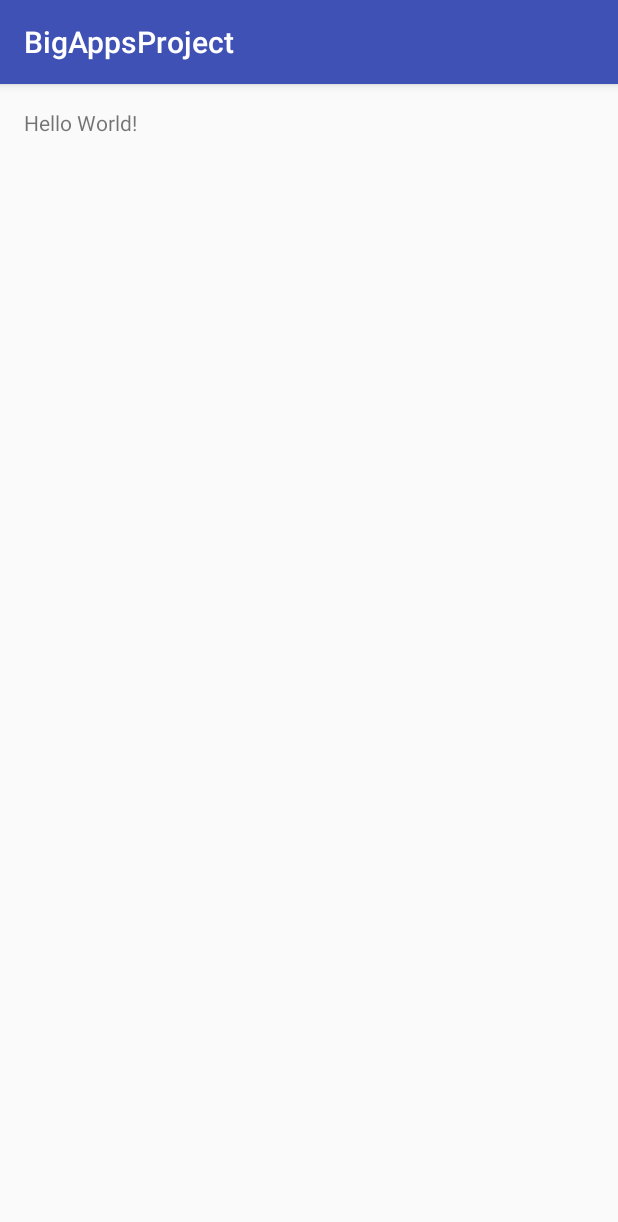
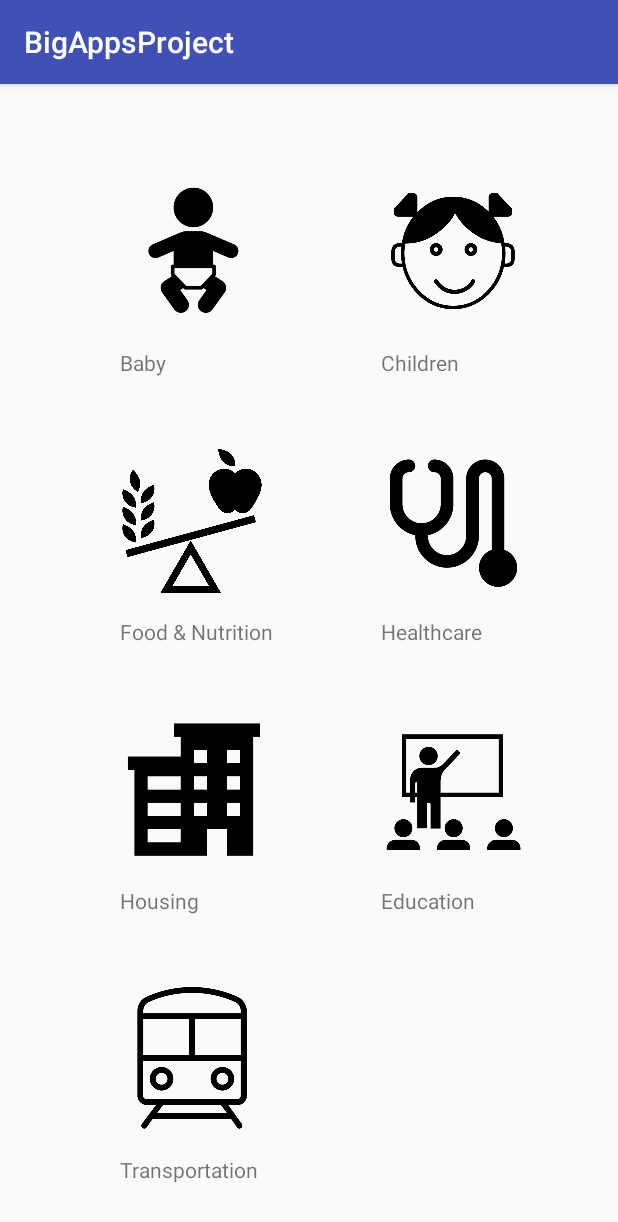
Before and after one commit to sderekj/Big-Apps-Project, an Android app: the screen it shows after launch (MainActivity), on a phone screen of 412 x 824 dp. Shown: the top 1222 px of the screen. Run offline under Robolectric (Android 15) with nearby library versions, the phone set to English and light mode, and no system bars; our stand-ins replace Picasso.

Commit message:
RecyclerView setup

```diff
--- a/app/build.gradle
+++ b/app/build.gradle
@@ -26,4 +26,8 @@ dependencies {
     })
     compile 'com.android.support:appcompat-v7:25.1.0'
     testCompile 'junit:junit:4.12'
+    compile 'com.android.support:recyclerview-v7:25.0.0'
+    compile 'com.squareup.picasso:picasso:2.5.2'
+    compile 'jp.wasabeef:picasso-transformations:2.1.0'
+
 }
--- a/app/src/main/java/nyc/c4q/dereksantos/bigappsproject/MainActivity.java
+++ b/app/src/main/java/nyc/c4q/dereksantos/bigappsproject/MainActivity.java
@@ -2,12 +2,21 @@ package nyc.c4q.dereksantos.bigappsproject;
 
 import android.support.v7.app.AppCompatActivity;
 import android.os.Bundle;
+import android.support.v7.widget.GridLayoutManager;
+import android.support.v7.widget.RecyclerView;
 
 public class MainActivity extends AppCompatActivity {
+
+    private RecyclerView iconRv;
+
 
     @Override
     protected void onCreate(Bundle savedInstanceState) {
         super.onCreate(savedInstanceState);
         setContentView(R.layout.activity_main);
+
+        iconRv = (RecyclerView) findViewById(R.id.icon_rv);
+        iconRv.setLayoutManager(new GridLayoutManager(this,2));
+        iconRv.setAdapter(new QuestionIconAdapter());
     }
 }
--- /dev/null
+++ b/app/src/main/java/nyc/c4q/dereksantos/bigappsproject/QuestionIconAdapter.java
@@ -0,0 +1,76 @@
+package nyc.c4q.dereksantos.bigappsproject;
+
+import android.support.v7.widget.RecyclerView;
+import android.view.ViewGroup;
+
+import java.util.Arrays;
+import java.util.List;
+
+import nyc.c4q.dereksantos.bigappsproject.model.QuestionIcon;
+
+/**
+ * Created by akashaarcher on 1/28/17.
+ */
+
+public class QuestionIconAdapter extends RecyclerView.Adapter  {
+
+    private List<QuestionIcon> icons = Arrays.asList(
+            new QuestionIcon(R.drawable.baby, "Baby"),
+            new QuestionIcon(R.drawable.child, "Children"),
+            new QuestionIcon(R.drawable.food, "Food & Nutrition"),
+            new QuestionIcon(R.drawable.healthcare, "Healthcare"),
+            new QuestionIcon(R.drawable.housing, "Housing"),
+            new QuestionIcon(R.drawable.school, "Education"),
+            new QuestionIcon(R.drawable.transport, "Transportation")
+    );
+
+
+    @Override
+    public RecyclerView.ViewHolder onCreateViewHolder(ViewGroup parent, int viewType) {
+        return new QuestionIconViewHolder(parent);
+    }
+
+
+
+    @Override
+    public void onBindViewHolder(RecyclerView.ViewHolder holder, int position) {
+        QuestionIconViewHolder iconViewHolder = (QuestionIconViewHolder) holder;
+        QuestionIcon iconList = icons.get(position);
+        iconViewHolder.bind(iconList);
+    }
+
+//    private View.OnClickListener buildThumbnailClickListener(Picture thumbnail) {
+//        if (thumbnail != null) {
+//            return navigateToThumbnailViewListener(thumbnail.getDesignerName());
+//        }
+//        return defaultClickListener();
+//    }
+//
+//    private View.OnClickListener navigateToThumbnailViewListener(final String designerName) {
+//        return new View.OnClickListener(){
+//            @Override
+//            public void onClick (View view) {
+//                Intent intent = new Intent(view.getContext(), DetailsTab.class);
+//                intent.putExtra(DetailView.COSTUME_NAME, designerName);
+//                view.getContext().startActivity(intent);
+//            }
+//        };
+//    }
+//
+//    private View.OnClickListener defaultClickListener() {
+//        return new View.OnClickListener() {
+//            @Override
+//            public void onClick(View view) {
+//                // Do Nothing
+//            }
+//        };
+//    }
+
+    @Override
+    public int getItemCount() {
+        return icons.size();
+    }
+
+
+
+}
--- /dev/null
+++ b/app/src/main/java/nyc/c4q/dereksantos/bigappsproject/QuestionIconViewHolder.java
@@ -0,0 +1,52 @@
+package nyc.c4q.dereksantos.bigappsproject;
+
+import android.support.v7.widget.RecyclerView;
+import android.view.LayoutInflater;
+import android.view.View;
+import android.view.ViewGroup;
+import android.widget.ImageView;
+import android.widget.TextView;
+
+import com.squareup.picasso.Picasso;
+
+import nyc.c4q.dereksantos.bigappsproject.model.QuestionIcon;
+
+/**
+ * Created by akashaarcher on 1/28/17.
+ */
+
+public class QuestionIconViewHolder extends RecyclerView.ViewHolder {
+
+    private final View view;
+    private final ImageView iconPic;
+    private final TextView iconName;
+
+
+    public QuestionIconViewHolder(ViewGroup parent) {
+        super(inflateView(parent));
+        view = itemView;
+        iconPic = (ImageView) view.findViewById(R.id.icon_img);
+        iconName = (TextView) view.findViewById(R.id.icon_label);
+    }
+
+    private static View inflateView(ViewGroup parent) {
+        LayoutInflater inflater = LayoutInflater.from(parent.getContext());
+        return inflater.inflate(R.layout.icon_layout, parent, false);
+    }
+
+    public void bind(QuestionIcon icon) {
+        iconName.setText(icon.getTitle());
+        Integer resource = icon.getImageResource();
+        Picasso.with(view.getContext())
+                .load(resource)
+                .resize(96, 96)
+                .into(iconPic);
+    }
+
+//
+//    public void setOnClickListener(View.OnClickListener clickListener) {
+//        view.setOnClickListener(clickListener);
+//    }
+
+
+}
--- /dev/null
+++ b/app/src/main/java/nyc/c4q/dereksantos/bigappsproject/model/QuestionIcon.java
@@ -0,0 +1,43 @@
+package nyc.c4q.dereksantos.bigappsproject.model;
+
+import android.support.annotation.DrawableRes;
+
+/**
+ * Created by akashaarcher on 1/28/17.
+ */
+
+public class QuestionIcon {
+
+    private Integer icon;
+    private String title;
+
+    public QuestionIcon(@DrawableRes Integer resource, String title) {
+        this.icon = resource;
+        this.title = title;
+    }
+
+    public Integer getImageResource() {
+        return icon;
+    }
+
+    public void setImageResource(Integer icon) {
+        this.icon = icon;
+    }
+
+
+    public Integer getIcon() {
+        return icon;
+    }
+
+    public void setIcon(Integer icon) {
+        this.icon = icon;
+    }
+
+    public String getTitle() {
+        return title;
+    }
+
+    public void setTitle(String title) {
+        this.title = title;
+    }
+}
--- a/app/src/main/res/layout/activity_main.xml
+++ b/app/src/main/res/layout/activity_main.xml
@@ -10,8 +10,10 @@
     android:paddingTop="@dimen/activity_vertical_margin"
     tools:context="nyc.c4q.dereksantos.bigappsproject.MainActivity">
 
-    <TextView
-        android:layout_width="wrap_content"
-        android:layout_height="wrap_content"
-        android:text="Hello World!" />
+    <android.support.v7.widget.RecyclerView
+        android:padding="@dimen/activity_horizontal_margin"
+        android:id="@+id/icon_rv"
+        android:layout_width="match_parent"
+        android:layout_height="wrap_content" />
+
 </RelativeLayout>
--- /dev/null
+++ b/app/src/main/res/layout/icon_layout.xml
@@ -0,0 +1,25 @@
+<?xml version="1.0" encoding="utf-8"?>
+<RelativeLayout xmlns:android="http://schemas.android.com/apk/res/android"
+    android:layout_width="match_parent" android:layout_height="match_parent"
+    android:padding="@dimen/activity_vertical_margin">
+
+
+    <ImageView
+        android:id="@+id/icon_img"
+        android:layout_width="96dp"
+        android:layout_height="96dp"
+        android:src="@drawable/food"
+        android:layout_marginLeft="@dimen/large_margin"
+        android:layout_marginTop="@dimen/activity_vertical_margin"/>
+
+    <TextView
+        android:id="@+id/icon_label"
+        android:layout_width="wrap_content"
+        android:layout_height="wrap_content"
+        android:paddingTop="@dimen/activity_vertical_margin"
+        android:text="icon name"
+        android:layout_below="@id/icon_img"
+        android:layout_marginLeft="@dimen/large_margin"
+        android:textSize="14dp"/>
+
+</RelativeLayout>
--- a/app/src/main/res/values/dimens.xml
+++ b/app/src/main/res/values/dimens.xml
@@ -2,4 +2,14 @@
     <!-- Default screen margins, per the Android Design guidelines. -->
     <dimen name="activity_horizontal_margin">16dp</dimen>
     <dimen name="activity_vertical_margin">16dp</dimen>
+
+    <dimen name="space_below">8dp</dimen>
+    <dimen name="left_indent">16dp</dimen>
+    <dimen name="fab_margin">16dp</dimen>
+    <dimen name="appbar_padding_top">8dp</dimen>
+    <dimen name="large_margin">32dp</dimen>
+
+    <dimen name="huge_margin">64dp</dimen>
+
+
 </resources>
```
Also changed, not shown: app/src/main/res/drawable/baby.png (added), app/src/main/res/drawable/child.png (added), app/src/main/res/drawable/food.png (added), app/src/main/res/drawable/healthcare.png (added), app/src/main/res/drawable/housing.png (added), app/src/main/res/drawable/school.png (added), app/src/main/res/drawable/transport.png (added).
